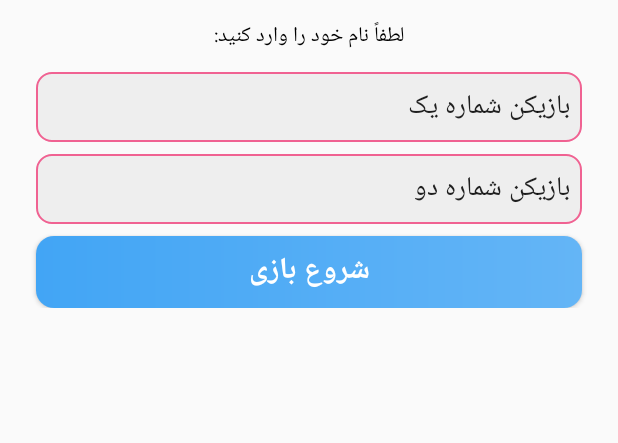
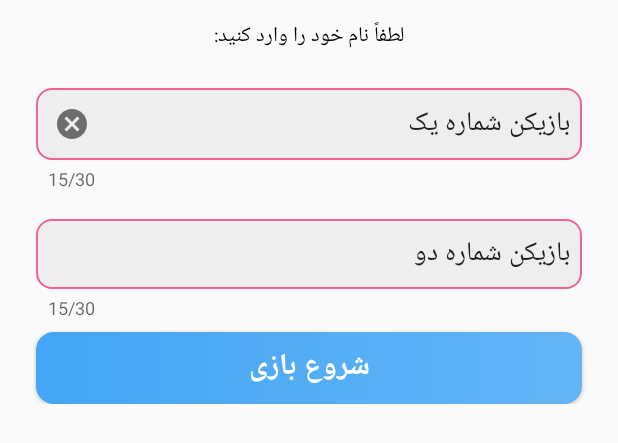
Before and after one commit to mohammadkm0910/MyTicTacToe, an Android app: the layout dialog_player_name.xml on its own in the app's theme, with its tools: preview values and no code run, on a phone screen of 412 x 824 dp. Shown: the top 443 px of the screen. Run offline under Robolectric (Android 15) with nearby library versions, the phone set to English and light mode, and no system bars.

Commit message:
new ui dialog and add actionbar

```diff
--- a/app/build.gradle
+++ b/app/build.gradle
@@ -9,7 +9,7 @@ android {
         minSdkVersion 21
         targetSdkVersion 29
         versionCode 2
-        versionName "2.0"
+        versionName "2.2"
         testInstrumentationRunner "androidx.test.runner.AndroidJUnitRunner"
         vectorDrawables.useSupportLibrary = true
     }
--- a/app/src/main/AndroidManifest.xml
+++ b/app/src/main/AndroidManifest.xml
@@ -1,7 +1,6 @@
 <?xml version="1.0" encoding="utf-8"?>
 <manifest xmlns:android="http://schemas.android.com/apk/res/android"
     package="com.mohammadkk.mytictactoe">
-
     <application
         android:allowBackup="true"
         android:icon="@mipmap/ic_launcher"
@@ -14,7 +13,8 @@
         <activity
             android:name=".TwoPeopleGameActivity"
             android:configChanges="orientation|screenSize" />
-        <activity android:name=".SplashActivity">
+        <activity android:name=".SplashActivity"
+            android:theme="@style/Theme.AppCompat.Light.NoActionBar">
             <intent-filter>
                 <action android:name="android.intent.action.MAIN" />
 
@@ -23,5 +23,4 @@
         </activity>
         <activity android:name=".MainActivity" />
     </application>
-
 </manifest>
--- a/app/src/main/res/layout/dialog_player_name.xml
+++ b/app/src/main/res/layout/dialog_player_name.xml
@@ -1,66 +1,68 @@
 <?xml version="1.0" encoding="utf-8"?>
-<androidx.constraintlayout.widget.ConstraintLayout
+<LinearLayout
     xmlns:android="http://schemas.android.com/apk/res/android"
     xmlns:app="http://schemas.android.com/apk/res-auto"
-    xmlns:tools="http://schemas.android.com/tools"
     android:layout_width="match_parent"
     android:layout_height="wrap_content"
     android:layout_centerInParent="true"
-    android:paddingVertical="8dp">
+    android:paddingVertical="8dp"
+    android:orientation="vertical">
     <TextView
         android:id="@+id/titleDescriptionPlayersName"
-        android:layout_width="wrap_content"
+        android:layout_width="match_parent"
         android:layout_height="wrap_content"
+        android:gravity="center"
         android:text="@string/text_title_description_players_name"
         android:paddingVertical="4dp"
-        android:textColor="@color/black"
-        app:layout_constraintEnd_toEndOf="parent"
-        app:layout_constraintStart_toStartOf="parent"
-        app:layout_constraintTop_toTopOf="parent" />
-    <EditText
+        android:textColor="@color/black"/>
+    <com.google.android.material.textfield.TextInputLayout
+        android:id="@+id/layoutPlayerNameOne"
+        android:layout_width="match_parent"
+        android:layout_height="wrap_content"
+        android:layout_marginTop="8dp"
+        android:layout_marginHorizontal="24dp"
+        app:counterEnabled="true"
+        app:counterMaxLength="30"
+        app:endIconMode="clear_text">
+        <com.google.android.material.textfield.TextInputEditText
             android:id="@+id/edtPlayerNameOne"
             android:layout_width="match_parent"
             android:layout_height="wrap_content"
             android:background="@drawable/background_input_layout"
             android:text="@string/text_edt_player_name_one"
             android:padding="8dp"
-        android:layout_marginTop="8dp"
-        app:layout_constraintEnd_toEndOf="parent"
-        app:layout_constraintStart_toStartOf="parent"
-        app:layout_constraintTop_toBottomOf="@+id/titleDescriptionPlayersName"
-        android:layout_marginHorizontal="24dp"
             android:importantForAutofill="no"
             android:inputType="text"
-        android:maxLines="1"
-        tools:ignore="LabelFor" />
-    <EditText
+            android:maxLines="1"/>
+    </com.google.android.material.textfield.TextInputLayout>
+    <com.google.android.material.textfield.TextInputLayout
+        android:id="@+id/layoutPlayerNameTwo"
+        android:layout_width="match_parent"
+        android:layout_height="wrap_content"
+        android:layout_marginTop="8dp"
+        android:layout_marginHorizontal="24dp"
+        app:counterEnabled="true"
+        app:counterMaxLength="30"
+        app:endIconMode="clear_text">
+        <com.google.android.material.textfield.TextInputEditText
             android:id="@+id/edtPlayerNameTwo"
             android:layout_width="match_parent"
             android:layout_height="wrap_content"
             android:background="@drawable/background_input_layout"
             android:text="@string/text_edt_player_name_two"
             android:padding="8dp"
-        android:layout_marginTop="8dp"
-        app:layout_constraintEnd_toEndOf="parent"
-        app:layout_constraintStart_toStartOf="parent"
-        app:layout_constraintTop_toBottomOf="@+id/edtPlayerNameOne"
-        android:layout_marginHorizontal="24dp"
-        android:importantForAutofill="no"
             android:inputType="text"
-        android:maxLines="1"
-        tools:ignore="LabelFor" />
+            android:maxLines="1"/>
+    </com.google.android.material.textfield.TextInputLayout>
     <Button
         android:id="@+id/btnGameStart"
         android:layout_width="match_parent"
         android:layout_height="wrap_content"
         android:background="@drawable/background_button_start"
-        app:layout_constraintEnd_toEndOf="parent"
-        app:layout_constraintStart_toStartOf="parent"
-        app:layout_constraintTop_toBottomOf="@+id/edtPlayerNameTwo"
         android:layout_marginTop="8dp"
         android:layout_marginHorizontal="24dp"
         android:textColor="@color/white"
         android:textStyle="bold"
         android:textSize="20sp"
         android:text="@string/text_btn_game_start"/>
-</androidx.constraintlayout.widget.ConstraintLayout>
+</LinearLayout>
--- a/app/src/main/res/values/strings.xml
+++ b/app/src/main/res/values/strings.xml
@@ -4,7 +4,6 @@
     <string name="text_one_people_game">بازی یک نفره</string>
     <string name="text_name_player_two">بازیکن ۲</string>
     <string name="text_name_player_one">بازیکن ۱</string>
-    <string name="text_title_game">بازی tic tac toe</string>
     <string name="text_scores_default">0</string>
     <string name="text_title_description_players_name">لطفاً نام خود را وارد کنید:</string>
     <string name="text_edt_player_name_one">بازیکن شماره یک</string>
--- a/app/src/main/res/values/styles.xml
+++ b/app/src/main/res/values/styles.xml
@@ -1,6 +1,6 @@
 <resources>
     <!-- Base application theme. -->
-    <style name="AppTheme" parent="Theme.AppCompat.Light.NoActionBar">
+    <style name="AppTheme" parent="Theme.AppCompat.Light.DarkActionBar">
         <!-- Customize your theme here. -->
         <item name="colorPrimary">@color/colorPrimary</item>
         <item name="colorPrimaryDark">@color/colorPrimaryDark</item>
```
Also changed, not shown: app/src/main/java/com/mohammadkk/mytictactoe/OnePeopleGameActivity.java (+40 -15 lines), app/src/main/java/com/mohammadkk/mytictactoe/TwoPeopleGameActivity.java (+11 -6 lines), app/src/main/res/layout/activity_one_people_game.xml (+0 -8 lines), app/src/main/res/layout/activity_two_people_game.xml (+0 -8 lines), app/src/main/res/layout/dialog_player_one_name.xml (+22 -22 lines). Lines whose indentation alone changed are shown as unchanged.
